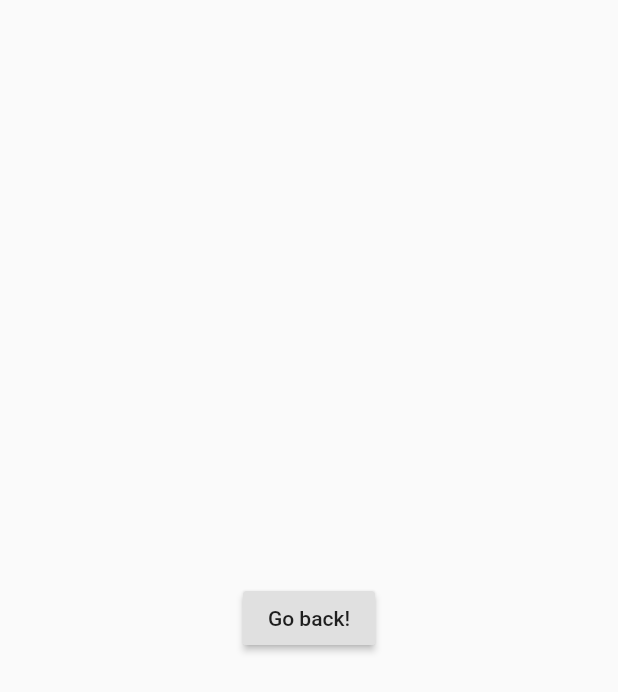
After one commit to DarkSoldierBR/quickroutine-app, a Flutter app: the screen it shows after launch, after a tap on the "dehaze" icon, after a tap on "Configurações", on a phone screen of 412 x 824 dp. The commit adds this screen. Shown: the top 692 px of the screen. Run offline on Flutter 3.47's test engine with Material 2 defaults, Android fonts, the phone set to English and light mode, and no system bars.

Commit message:
Fixes #1

```diff
--- /dev/null
+++ b/lib/view/drawer/drawer.dart
@@ -0,0 +1,69 @@
+import 'package:flutter/material.dart';
+import 'package:quick_routine/view/screens/config/config.dart';
+Widget buildDrawer(context) {
+  return Drawer(
+          // Add a ListView to the drawer. This ensures the user can scroll
+          // through the options in the drawer if there isn't enough vertical
+          // space to fit everything.
+
+          child: ListView(
+            padding: EdgeInsets.zero,
+            children: <Widget>[
+              DrawerHeader(
+                  decoration: BoxDecoration(
+                    color: Color.fromRGBO(192, 192, 192, 1.0),
+                  ),
+                  child: Center(
+                    child: Image.asset("assets/logo/logo-horizontal.png"),
+                  )),
+              Container(
+                  height: 700,
+
+                  //height: 700,
+                  color: Color.fromRGBO(128, 128, 128, 1.0),
+                  child: Column(
+                    crossAxisAlignment: CrossAxisAlignment.center,
+                    children: <Widget>[
+                      ListTile(
+                        title: Text(
+                          'Visão Geral',
+                          style: TextStyle(fontSize: 25),
+                        ),
+                      ),
+                      ListTile(
+                        title: Text(
+                          'Rotinas',
+                          style: TextStyle(fontSize: 25),
+                        ),
+                      ),
+                      ListTile(
+                        title: Text(
+                          'Tarefas',
+                          style: TextStyle(fontSize: 25),
+                        ),
+                      ),
+                      Divider(
+                        color: Colors.white30,
+                        thickness: 5,
+                        indent: 50,
+                        endIndent: 50,
+                      ),
+                      ListTile(
+                        onTap: (){
+
+                           Navigator.push(
+    context,
+    MaterialPageRoute(builder: (context) => Config()),
+  );
+                        },
+                        title: Text(
+                          'Configurações',
+                          style: TextStyle(fontSize: 25),
+                        ),
+                      )
+                    ],
+                  ))
+            ],
+          ),
+        );
+}
--- /dev/null
+++ b/lib/view/screens/config/config.dart
@@ -0,0 +1,28 @@
+import 'package:flutter/material.dart';
+
+class Config extends StatefulWidget {
+  @override
+  _ConfigState createState() => _ConfigState();
+}
+
+class _ConfigState extends State<Config> {
+  @override
+  Widget build(BuildContext context) {
+    return Material(
+      child:
+      Column(
+      mainAxisAlignment: MainAxisAlignment.center,
+      children: <Widget>[
+        Container(
+
+         child: RaisedButton(
+          onPressed: () {
+            Navigator.pop(context);
+          },
+          child: Text('Go back!'),
+        ),
+        )
+      ],
+    ));
+  }
+}
```
Also changed, not shown: lib/view/screens/home/home.dart (+3 -58 lines).
